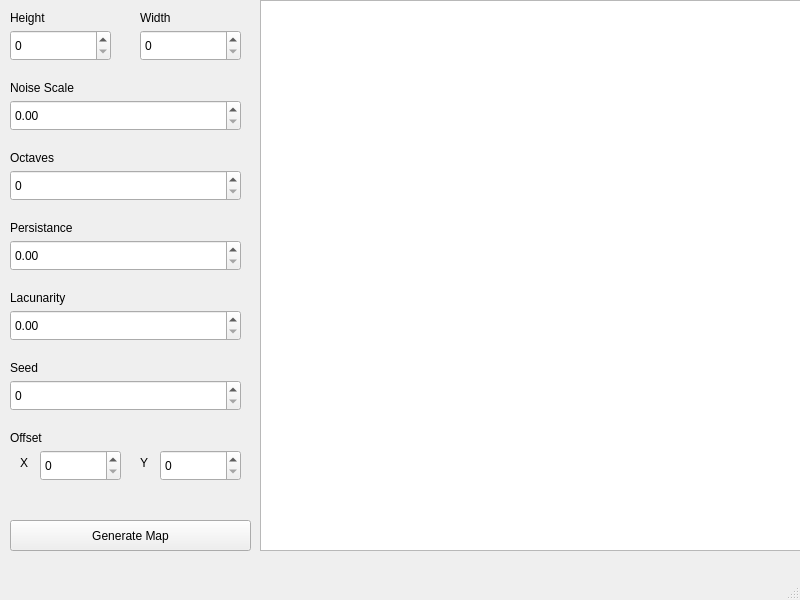
Above: HeightMap/mainwindow.ui from JeremYnov/Height-Map-CPP before the change. Below: the same form after it.
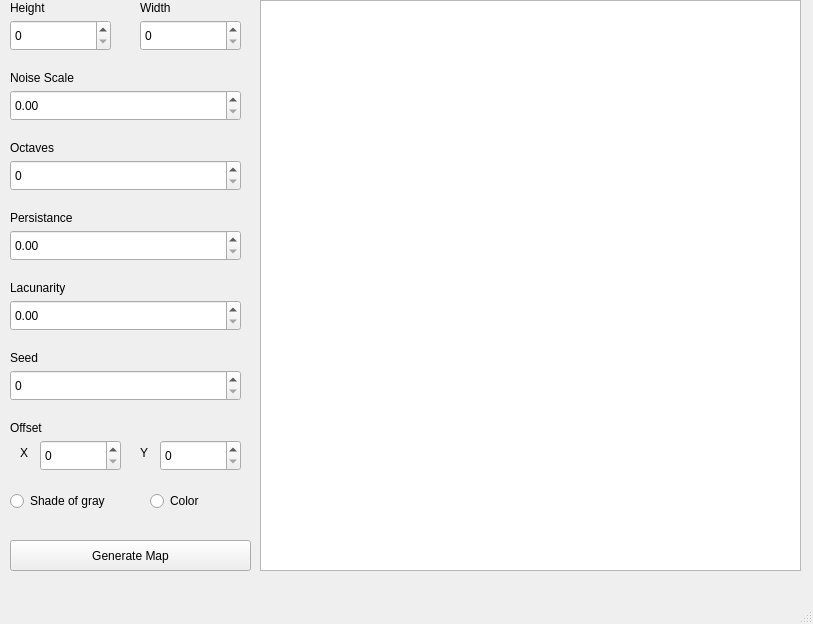
That is the form after the change.

Commit message: added inputs for color or shade of gray

The edit to the form file:
```diff
--- a/HeightMap/mainwindow.ui
+++ b/HeightMap/mainwindow.ui
@@ -6,8 +6,8 @@
    <rect>
     <x>0</x>
     <y>0</y>
-    <width>800</width>
-    <height>600</height>
+    <width>813</width>
+    <height>624</height>
    </rect>
   </property>
   <property name="windowTitle">
@@ -20,7 +20,7 @@
       <x>260</x>
       <y>0</y>
       <width>541</width>
-      <height>551</height>
+      <height>571</height>
      </rect>
     </property>
    </widget>
@@ -28,7 +28,7 @@
     <property name="geometry">
      <rect>
       <x>10</x>
-      <y>520</y>
+      <y>540</y>
       <width>241</width>
       <height>31</height>
      </rect>
@@ -41,7 +41,7 @@
     <property name="geometry">
      <rect>
       <x>140</x>
-      <y>30</y>
+      <y>20</y>
       <width>101</width>
       <height>31</height>
      </rect>
@@ -54,7 +54,7 @@
     <property name="geometry">
      <rect>
       <x>10</x>
-      <y>30</y>
+      <y>20</y>
       <width>101</width>
       <height>31</height>
      </rect>
@@ -67,7 +67,7 @@
     <property name="geometry">
      <rect>
       <x>10</x>
-      <y>10</y>
+      <y>0</y>
       <width>101</width>
       <height>16</height>
      </rect>
@@ -80,7 +80,7 @@
     <property name="geometry">
      <rect>
       <x>140</x>
-      <y>10</y>
+      <y>0</y>
       <width>101</width>
       <height>16</height>
      </rect>
@@ -93,7 +93,7 @@
     <property name="geometry">
      <rect>
       <x>10</x>
-      <y>220</y>
+      <y>210</y>
       <width>181</width>
       <height>16</height>
      </rect>
@@ -106,7 +106,7 @@
     <property name="geometry">
      <rect>
       <x>10</x>
-      <y>100</y>
+      <y>90</y>
       <width>231</width>
       <height>31</height>
      </rect>
@@ -119,7 +119,7 @@
     <property name="geometry">
      <rect>
       <x>10</x>
-      <y>80</y>
+      <y>70</y>
       <width>181</width>
       <height>16</height>
      </rect>
@@ -132,17 +132,20 @@
     <property name="geometry">
      <rect>
       <x>10</x>
-      <y>170</y>
+      <y>160</y>
       <width>231</width>
       <height>31</height>
      </rect>
     </property>
+    <property name="maximum">
+     <number>100</number>
+    </property>
    </widget>
    <widget class="QLabel" name="label_8">
     <property name="geometry">
      <rect>
       <x>10</x>
-      <y>150</y>
+      <y>140</y>
       <width>181</width>
       <height>16</height>
      </rect>
@@ -155,17 +158,23 @@
     <property name="geometry">
      <rect>
       <x>10</x>
-      <y>310</y>
+      <y>300</y>
       <width>231</width>
       <height>31</height>
      </rect>
     </property>
+    <property name="maximum">
+     <double>10.000000000000000</double>
+    </property>
+    <property name="singleStep">
+     <double>0.100000000000000</double>
+    </property>
    </widget>
    <widget class="QLabel" name="label_9">
     <property name="geometry">
      <rect>
       <x>10</x>
-      <y>290</y>
+      <y>280</y>
       <width>181</width>
       <height>16</height>
      </rect>
@@ -178,7 +187,7 @@
     <property name="geometry">
      <rect>
       <x>10</x>
-      <y>380</y>
+      <y>370</y>
       <width>231</width>
       <height>31</height>
      </rect>
@@ -188,7 +197,7 @@
     <property name="geometry">
      <rect>
       <x>10</x>
-      <y>360</y>
+      <y>350</y>
       <width>181</width>
       <height>16</height>
      </rect>
@@ -201,7 +210,7 @@
     <property name="geometry">
      <rect>
       <x>160</x>
-      <y>450</y>
+      <y>440</y>
       <width>81</width>
       <height>31</height>
      </rect>
@@ -211,7 +220,7 @@
     <property name="geometry">
      <rect>
       <x>40</x>
-      <y>450</y>
+      <y>440</y>
       <width>81</width>
       <height>31</height>
      </rect>
@@ -221,7 +230,7 @@
     <property name="geometry">
      <rect>
       <x>20</x>
-      <y>455</y>
+      <y>445</y>
       <width>16</width>
       <height>16</height>
      </rect>
@@ -234,7 +243,7 @@
     <property name="geometry">
      <rect>
       <x>140</x>
-      <y>455</y>
+      <y>445</y>
       <width>16</width>
       <height>16</height>
      </rect>
@@ -247,7 +256,7 @@
     <property name="geometry">
      <rect>
       <x>10</x>
-      <y>430</y>
+      <y>420</y>
       <width>55</width>
       <height>16</height>
      </rect>
@@ -260,7 +269,7 @@
     <property name="geometry">
      <rect>
       <x>10</x>
-      <y>240</y>
+      <y>230</y>
       <width>231</width>
       <height>31</height>
      </rect>
@@ -272,6 +281,32 @@
      <double>0.010000000000000</double>
     </property>
    </widget>
+   <widget class="QRadioButton" name="shadeOfGrayInput">
+    <property name="geometry">
+     <rect>
+      <x>10</x>
+      <y>490</y>
+      <width>121</width>
+      <height>22</height>
+     </rect>
+    </property>
+    <property name="text">
+     <string>Shade of gray</string>
+    </property>
+   </widget>
+   <widget class="QRadioButton" name="colorInput">
+    <property name="geometry">
+     <rect>
+      <x>150</x>
+      <y>490</y>
+      <width>97</width>
+      <height>22</height>
+     </rect>
+    </property>
+    <property name="text">
+     <string>Color</string>
+    </property>
+   </widget>
   </widget>
   <widget class="QMenuBar" name="menubar">
    <property name="geometry">
```
Left out of the diff: 2 changed lines with no effect on the pictures. The commit also changes 4 other files.
